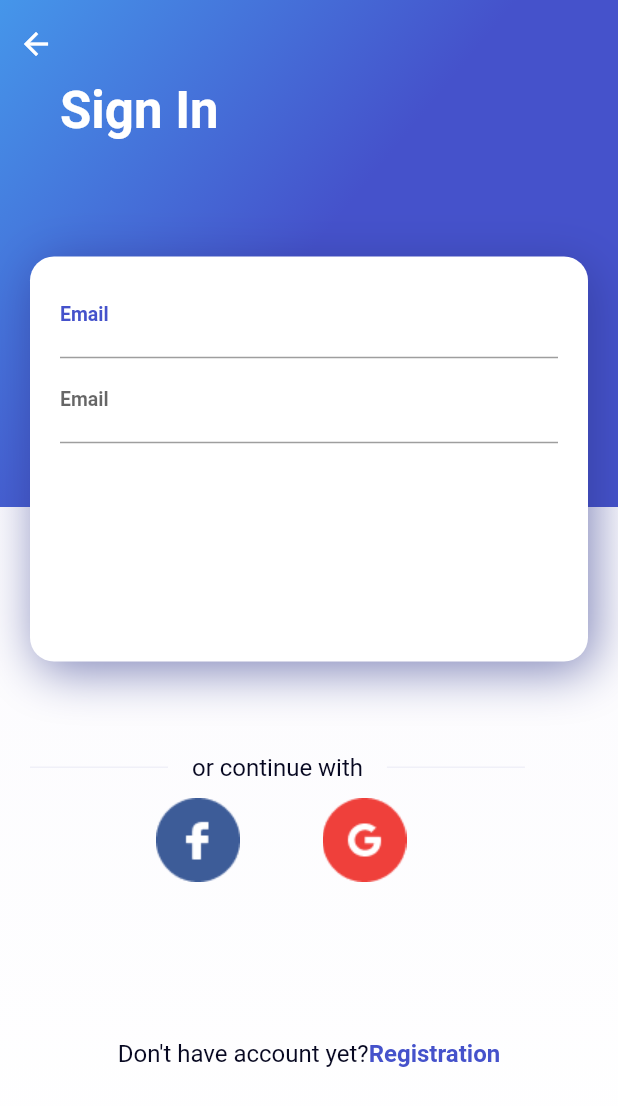
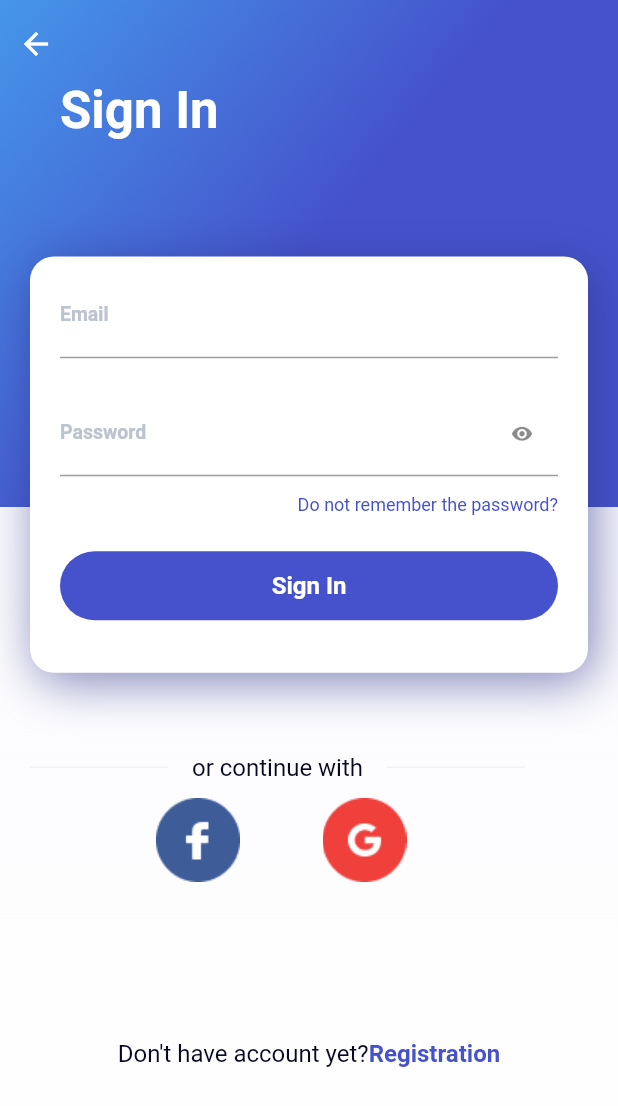
Before and after one commit to hoaingocdev/pet_adoption, a Flutter app: the screen it shows after launch, after a tap on "Sign In", on a phone screen of 412 x 824 dp. Shown: the top 1106 px of the screen. Run offline on Flutter 3.47's test engine with Material 2 defaults, Android fonts, the phone set to English and light mode, and no system bars; our stand-ins replace dots_indicator, smooth_page_indicator; Roboto replaces fonts that are missing (Encode Sans).

Commit message:
update sign in

```diff
--- a/lib/module/module.dart
+++ b/lib/module/module.dart
@@ -3,5 +3,6 @@
 ///---------------------------------------------------------------
 
 export './onboard/onboard_public.dart';
+export './registration/registration_public.dart';
 export './sign_in/sign_in_public.dart';
 export './welcome/welcome_public.dart';
--- /dev/null
+++ b/lib/module/registration/registration_model.dart
@@ -0,0 +1,4 @@
+part of registration;
+
+class _RegistrationModel extends TTChangeNotifier<_RegistrationView> {
+}
--- a/lib/module/sign_in/sign_in_public.dart
+++ b/lib/module/sign_in/sign_in_public.dart
@@ -1,13 +1,17 @@
 library sign_in;
 
 import 'package:flutter/material.dart';
+import 'package:flutter/services.dart';
+import 'package:pet_adoption/module/module.dart';
 import 'package:pet_adoption/res/res.dart';
+import 'package:pet_adoption/utils/validator.p.dart';
 import 'package:provider/provider.dart';
 import 'package:pet_adoption/widget/widget.dart';
 
 part 'sign_in_view.dart';
 part 'sign_in_model.dart';
 part 'sign_in_state.dart';
+part '../../widget/auth_textfield.dart';
 
 ChangeNotifierProvider<_SignInModel> createSignIn() {
   return ChangeNotifierProvider<_SignInModel>(
--- a/lib/module/sign_in/sign_in_state.dart
+++ b/lib/module/sign_in/sign_in_state.dart
@@ -91,7 +91,9 @@ class _SignInViewState extends TTState<_SignInModel, _SignInView> {
                   ),
                 ),
                 const SizedBox(height: 105),
-                RichText(
+                InkWell(
+                  onTap: model.onRegistrationPressed,
+                  child: RichText(
                     text: TextSpan(
                       text: 'Don\'t have account yet?',
                       style: St.body16400.copyWith(
@@ -106,6 +108,7 @@ class _SignInViewState extends TTState<_SignInModel, _SignInView> {
                         )
                       ],
                     ),
+                  ),
                 )
               ],
             ),
@@ -114,7 +117,7 @@ class _SignInViewState extends TTState<_SignInModel, _SignInView> {
               left: 20,
               right: 20,
               child: bulidShadow(),
-            )
+            ),
           ],
         ),
       ),
@@ -124,7 +127,7 @@ class _SignInViewState extends TTState<_SignInModel, _SignInView> {
 
   Widget bulidShadow() {
     return Container(
-      height: 270,
+      // height: 270,
       decoration: BoxDecoration(
         boxShadow: [
           BoxShadow(
@@ -138,40 +141,64 @@ class _SignInViewState extends TTState<_SignInModel, _SignInView> {
       ),
       child: Padding(
         padding: const EdgeInsets.symmetric(horizontal: 20),
+        child: Form(
+          key: model.formKey,
           child: Column(
             children: [
               const SizedBox(height: 11),
-            TextField(
-              cursorColor: Cl.violet,
-              decoration: InputDecoration(
+              AuthTextField(
+                  controller: model.emailController,
+                  onChanged: (v) => model.validate(),
                   labelText: 'Email',
-                  labelStyle: St.body13600.copyWith(color: Cl.violet),
-                  focusedBorder: UnderlineInputBorder(
-                    borderRadius: BorderRadius.circular(0),
-                    borderSide: const BorderSide(color: Cl.violet, width: 3),
+                  suffixIcon: model.hasIconEmail
+                      ? Image.asset(
+                          Id.ic_success,
+                          height: 10,
+                          width: 10,
                         )
-                  // OutlineInputBorder(
-                  //   borderRadius: BorderRadius.circular(20),
-                  //   borderSide: BorderSide.none,
-                  // ),
+                      : null,
+                  isRequired: true,
+                  textType: TextType.email),
+              const SizedBox(height: 22),
+              AuthTextField(
+                onChanged: (v) => model.validate(),
+                controller: model.passwordController,
+                obscureText: model.obscureText,
+                labelText: 'Password',
+                suffixIcon: IconButton(
+                  onPressed: model.onVisibilityPressd,
+                  icon: Icon(
+                    model.obscureText ? Icons.visibility : Icons.visibility_off,
+                    size: 15,
                   ),
                 ),
-            TextField(
-              cursorColor: Cl.violet,
-              decoration: InputDecoration(
-                  labelText: 'Email',
-                  labelStyle: St.body13600,
-                  focusedBorder: UnderlineInputBorder(
-                    borderRadius: BorderRadius.circular(0),
-                    borderSide: const BorderSide(color: Cl.violet, width: 5),
-                  )
-                  // OutlineInputBorder(
-                  //   borderRadius: BorderRadius.circular(20),
-                  //   borderSide: BorderSide.none,
-                  // ),
+                isRequired: true,
+                textType: TextType.password,
               ),
-            )
+              const SizedBox(height: 12),
+              Align(
+                alignment: Alignment.centerRight,
+                child: Text(
+                  'Do not remember the password?',
+                  style: St.body12400.copyWith(
+                    color: Cl.violet,
+                  ),
+                ),
+              ),
+              const SizedBox(height: 24),
+              TTButton(
+                onPressed: model.isPasswordenabled ? model.onSignInPressed : null,
+                backgroundColor: Cl.violet,
+                child: Center(
+                  child: Text(
+                    'Sign In',
+                    style: St.body16700.copyWith(color: Cl.white),
+                  ),
+                ),
+              ),
+              const SizedBox(height: 35),
             ],
+          ),
         ),
       ),
     );
--- a/lib/res/asset.p.dart
+++ b/lib/res/asset.p.dart
@@ -9,6 +9,7 @@ class Id {
   static const String ic_fb = 'assets/images/ic_fb.png';
   static const String ic_gg_red = 'assets/images/ic_gg_red.png';
   static const String ic_google = 'assets/images/ic_google.png';
+  static const String ic_success = 'assets/images/ic_success.png';
   static const String img_background1 = 'assets/images/img_background1.png';
   static const String img_background2 = 'assets/images/img_background2.png';
   static const String img_background3 = 'assets/images/img_background3.png';
--- a/lib/res/style.p.dart
+++ b/lib/res/style.p.dart
@@ -35,4 +35,9 @@ class St {
     fontWeight: FontWeight.w700,
     fontFamily: Font.encodeSans,
   );
+  static TextStyle body12400 = const TextStyle(
+    fontSize: 12,
+    fontWeight: FontWeight.w400,
+    fontFamily: Font.encodeSans,
+  );
 }
--- /dev/null
+++ b/lib/utils/validator.p.dart
@@ -0,0 +1,40 @@
+class Validator {
+  Validator._();
+
+  // ref: https://regexr.com/3bfsi
+  static final _pwdRegex = RegExp(r'(?=.*[a-zA-Z])(?=.*[0-9]).{8,16}$');
+
+  // ref: https://regexr.com/3bcrb
+  static final _emailRegex =
+      RegExp(r'^([A-Z|a-z|0-9](\.|_){0,1})+[A-Z|a-z|0-9]\@([A-Z|a-z|0-9])+((\.){0,1}[A-Z|a-z|0-9]){2}\.[A-za-z]{2,3}$');
+
+  // ref: https://regexr.com/5it2j
+  static final hasNumberRegex = RegExp(r'([0-9])');
+
+  // ref: https://regexr.com/5it2p
+  static final hasAlphabetUppercaseRegex = RegExp(r'([A-Z])');
+
+  // ref: https://regexr.com/5it2s
+  static final hasAlphabetLowercaseRegex = RegExp(r'([a-z])');
+
+  // ref: https://regexr.com/5it2v
+  static final hasPunctuationsRegex = RegExp(r'/([*!@#$%^&*()?><{}";:\-|+=`~,.\\])');
+
+  // ref: https://regexr.com/5it35
+  static final _digitOnlyRegex = RegExp(r'(^[0-9]*$)');
+
+  // ref: https://regexr.com/5it3e
+  static final notContainsDigitRegex = RegExp(r'[^0-9]');
+
+  static bool validPwd(String pwd) {
+    return _pwdRegex.hasMatch(pwd);
+  }
+
+  static bool validEmail(String email) {
+    return _emailRegex.hasMatch(email);
+  }
+
+  static bool digitOnly(String str) {
+    return _digitOnlyRegex.hasMatch(str);
+  }
+}
--- /dev/null
+++ b/lib/widget/auth_textfield.dart
@@ -0,0 +1,83 @@
+part of sign_in;
+
+enum TextType { password, email, normal }
+
+class AuthTextField extends StatelessWidget {
+  final TextEditingController? controller;
+  final TextType textType;
+  final bool enabled;
+
+  final String labelText;
+  final Widget? suffixIcon;
+  final Color? iconColor;
+  final bool obscureText;
+  final bool isRequired;
+  final Function(String)? onChanged;
+  final List<TextInputFormatter>? inputFormatters;
+  final String? Function(String?)? validator;
+  const AuthTextField({
+    Key? key,
+    required this.labelText,
+    this.suffixIcon,
+    this.iconColor,
+    this.textType = TextType.normal,
+    this.obscureText = false,
+    this.isRequired = false,
+    this.inputFormatters,
+    this.validator,
+    this.controller,
+    this.onChanged,
+    this.enabled = true,
+  }) : super(key: key);
+
+  String? validate(String? value) {
+    switch (textType) {
+      case TextType.password:
+        if (isRequired && (value == null || value.isEmpty)) {
+          return 'Vui lòng nhập mật khẩu';
+        }
+        return null;
+      case TextType.email:
+        if (isRequired && (value == null || value.isEmpty)) {
+          return 'Vui lòng nhập email';
+        }
+        if (!Validator.validEmail(value ?? '')) {
+          return 'Email không đúng định dạng';
+        }
+        return null;
+      case TextType.normal:
+        if (isRequired && (value == null || value.isEmpty)) {
+          return 'Vui lòng nhập thông tin';
+        }
+        return null;
+    }
+  }
+
+  @override
+  Widget build(BuildContext context) {
+    return TextFormField(
+      enabled: enabled,
+      onChanged: onChanged,
+      controller: controller,
+      validator: validator ?? validate,
+      obscureText: obscureText,
+      cursorColor: Cl.violet,
+      decoration: InputDecoration(
+        iconColor: iconColor,
+        suffixIcon: suffixIcon,
+        fillColor: Cl.grey,
+        labelText: labelText,
+        labelStyle: St.body13600.copyWith(color: Cl.grey),
+        floatingLabelStyle: const TextStyle(color: Cl.violet),
+        focusedBorder: UnderlineInputBorder(
+          borderRadius: BorderRadius.circular(0),
+          borderSide: const BorderSide(color: Cl.violet, width: 3),
+        ),
+        // OutlineInputBorder(
+        //   borderRadius: BorderRadius.circular(20),
+        //   borderSide: BorderSide.none,
+        // ),
+      ),
+    );
+  }
+}
```
Also changed, not shown: lib/module/registration/registration_public.dart (added, +16 -0 lines), lib/module/registration/registration_state.dart (added, +8 -0 lines), lib/module/registration/registration_view.dart (added, +7 -0 lines), lib/module/sign_in/sign_in_model.dart (+47 -1 lines), assets/images/2.0x/ic_success.png (added), assets/images/3.0x/ic_success.png (added), assets/images/ic_success.png (added). Lines whose indentation alone changed are shown as unchanged.
